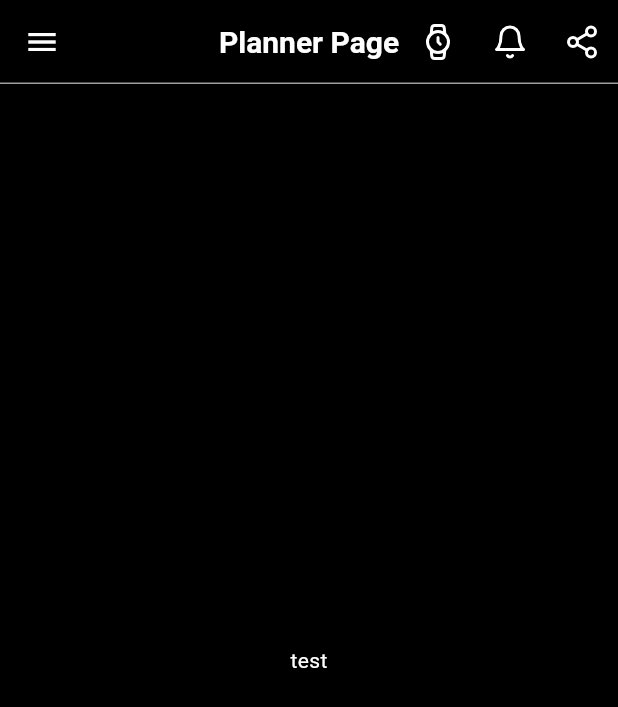
After one commit to Hit-TheBook/frontend, a Flutter app: the PlannerPage screen opened directly, on a phone screen of 412 x 824 dp. The commit adds this screen. Shown: the top 707 px of the screen. Run offline on Flutter 3.47's test engine with Material 3 defaults, Android fonts, the phone set to English and light mode, and no system bars; our stand-ins replace animated_splash_screen, flutter_feather_icons, lottie, page_transition, stop_watch_timer.

Commit message:
플래너

```diff
--- /dev/null
+++ b/lib/planner.dart
@@ -0,0 +1,27 @@
+import 'package:flutter/material.dart';
+import 'package:flutter_feather_icons/flutter_feather_icons.dart';
+
+class PlannerPage extends StatelessWidget {
+  const PlannerPage({super.key});
+
+  @override
+  Widget build(BuildContext context) {
+    return Scaffold(
+      appBar: AppBar(
+        leading: IconButton(onPressed: () {}, icon: const Icon(Icons.menu)), // 왼쪽 메뉴버튼
+        title: const Text('Planner Page'), // 타이틀
+        centerTitle: true, // 타이틀 텍스트 위치
+        shape: const Border(bottom: BorderSide(color: Colors.grey, width: 1)),
+        actions: [
+          // 우측의 액션 버튼들
+          IconButton(onPressed: () {}, icon: const Icon(FeatherIcons.watch)),
+          IconButton(onPressed: () {}, icon: const Icon(FeatherIcons.bell)),
+          IconButton(onPressed: () {}, icon: const Icon(FeatherIcons.share2)),
+        ],
+      ),
+      body: const Center(
+        child: Text('test'),
+      ),
+    );
+  }
+}
--- a/lib/studypage.dart
+++ b/lib/studypage.dart
@@ -1,6 +1,7 @@
 import 'package:flutter/foundation.dart';
 import 'package:flutter/material.dart';
 import 'package:intl/intl.dart';
+import 'package:project1/planner.dart';
 import 'package:project1/theme.dart';
 import 'package:project1/timer.dart';
 import 'package:project1/dday.dart';
@@ -111,7 +112,10 @@ class StudyPage extends StatelessWidget {
                     ],
                     onPressed: (String title) {
                       if (kDebugMode) {
-                        print('버튼 클릭됨: $title');
+                        Navigator.push(
+                          context,
+                          MaterialPageRoute(builder: (context) => const PlannerPage()),
+                        );
                       }
                       // 여기에 원하는 동작 추가
                     },
```
